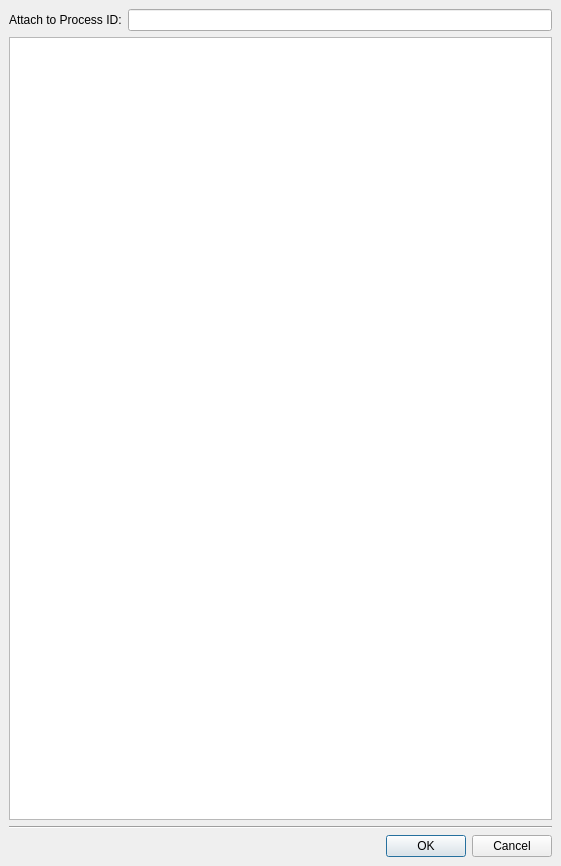
Qt form src/plugins/debugger/attachcoredialog.ui (qt-creator/qt-creator) before a commit.
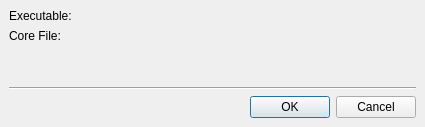
The same form after that commit. Custom widgets are drawn as their Qt base class.

Commit message: Fixes:    debugger: worlk on core file loading

The edit to the form file:
```diff
--- a/src/plugins/debugger/attachcoredialog.ui
+++ b/src/plugins/debugger/attachcoredialog.ui
@@ -1,12 +1,12 @@
 <ui version="4.0" >
  <class>AttachCoreDialog</class>
- <widget class="QDialog" name="AttachCoreDialog" >
-  <property name="geometry" >
+ <widget class="QDialog" name="AttachCoreDialog">
+  <property name="geometry">
    <rect>
     <x>0</x>
     <y>0</y>
-    <width>561</width>
-    <height>866</height>
+    <width>425</width>
+    <height>127</height>
    </rect>
   </property>
   <property name="windowTitle" >
@@ -20,25 +20,47 @@
     <number>9</number>
    </property>
    <item>
-    <layout class="QHBoxLayout" name="horizontalLayout" >
-     <item>
-      <widget class="QLabel" name="pidLabel" >
-       <property name="text" >
-        <string>Attach to Process ID:</string>
+    <layout class="QGridLayout">
+     <property name="margin">
+      <number>0</number>
+     </property>
+     <property name="spacing">
+      <number>6</number>
+     </property>
+     <item row="0" column="0">
+      <widget class="QLabel" name="execLabel">
+       <property name="text">
+        <string>Executable:</string>
        </property>
       </widget>
      </item>
-     <item>
-      <widget class="QLineEdit" name="pidLineEdit" />
+     <item row="1" column="0">
+      <widget class="QLabel" name="coreLabel">
+       <property name="text">
+        <string>Core File:</string>
+       </property>
+      </widget>
+     </item>
+     <item row="0" column="1">
+      <widget class="Core::Utils::PathChooser" name="execFileName" native="true"/>
+     </item>
+     <item row="1" column="1">
+      <widget class="Core::Utils::PathChooser" name="coreFileName" native="true"/>
      </item>
     </layout>
    </item>
    <item>
-    <widget class="QTreeView" name="procView" >
-     <property name="editTriggers" >
-      <set>QAbstractItemView::NoEditTriggers</set>
+    <spacer>
+     <property name="orientation">
+      <enum>Qt::Vertical</enum>
      </property>
-    </widget>
+     <property name="sizeHint" stdset="0">
+      <size>
+       <width>407</width>
+       <height>16</height>
+      </size>
+     </property>
+    </spacer>
    </item>
    <item>
     <widget class="Line" name="line" >
@@ -59,6 +81,14 @@
    </item>
   </layout>
  </widget>
+ <customwidgets>
+  <customwidget>
+   <class>Core::Utils::PathChooser</class>
+   <extends>QWidget</extends>
+   <header location="global">utils/pathchooser.h</header>
+   <container>1</container>
+  </customwidget>
+ </customwidgets>
  <resources/>
  <connections/>
 </ui>
```
Left out of the diff: 21 changed lines with no effect on the pictures. The commit also changes 9 other files.
